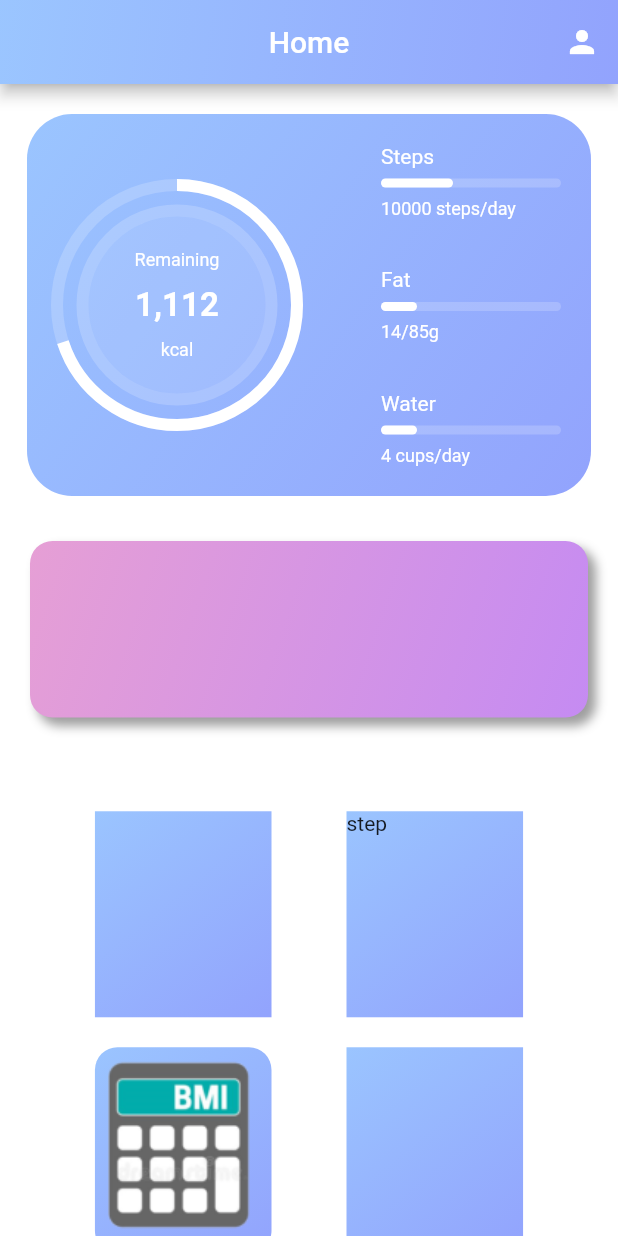
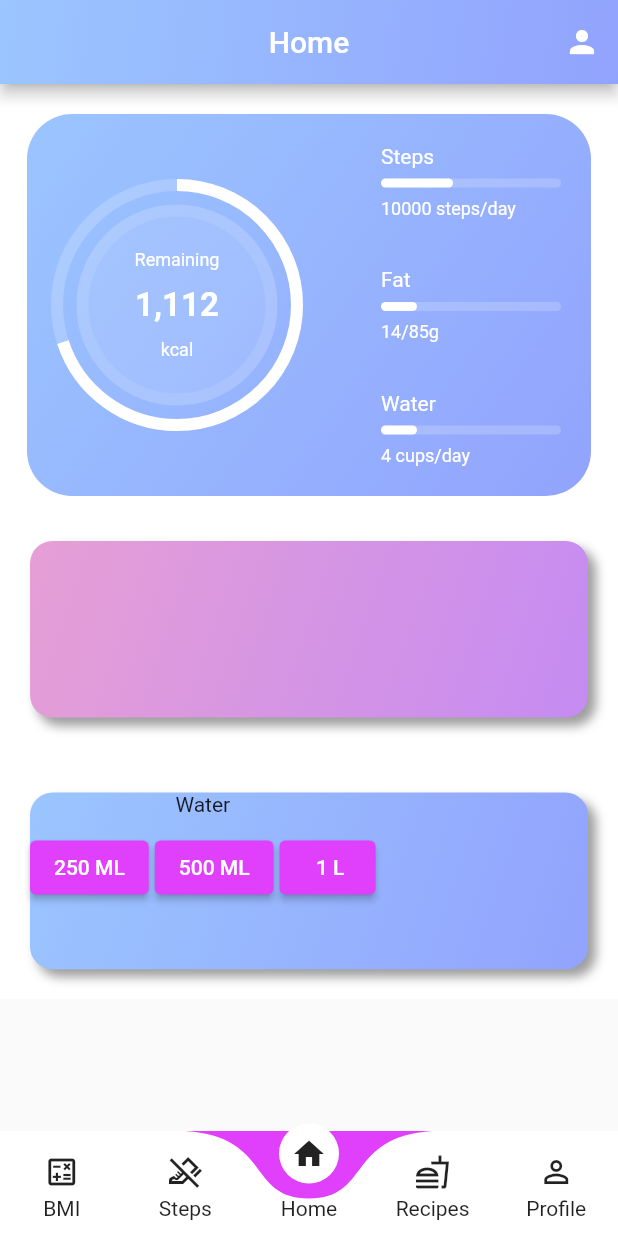
Before and after one commit to batoolmoon/project_grad_2, a Flutter app: the DashBord screen opened directly, on a phone screen of 412 x 824 dp. Run offline on Flutter 3.47's test engine with Material 2 defaults, Android fonts, the phone set to English and light mode, and no system bars; drawn by our look-alikes of curved_labeled_navigation_bar, percent_indicator; our stand-ins replace cloud_firestore, firebase_auth, firebase_core, flutter_local_notifications, flutter_native_timezone, google_fonts and 6 more; missing offline and left inert: flutter_3d_choice_chip, pretty_gauge, tflite; accounts and stored records are empty.

Commit message:
new dashbord

```diff
--- a/lib/BMI/bmiscreen.dart
+++ b/lib/BMI/bmiscreen.dart
@@ -4,6 +4,7 @@ import 'package:flutter/cupertino.dart';
 import 'package:flutter/material.dart';
 import 'package:page_transition/page_transition.dart';
 import 'package:swipeable_button_view/swipeable_button_view.dart';
+import '../home/BottomNavBar.dart';
 import 'age_weight_weight.dart';
 import 'gender_widget.dart';
 import 'height_widget.dart';
@@ -26,7 +27,8 @@ class _bmiscreenState extends State<bmiscreen> {
   @override
   Widget build(BuildContext context) {
     return Scaffold(
-      appBar: AppBar(
+        bottomNavigationBar: BottomNavBar(),
+        appBar: AppBar(
         centerTitle: true,
         flexibleSpace:Container(
           decoration: const BoxDecoration(
--- a/lib/food_recipes/foodRecipes.dart
+++ b/lib/food_recipes/foodRecipes.dart
@@ -2,6 +2,7 @@ import 'dart:convert';
 import 'package:flutter/material.dart';
 import 'package:http/http.dart' as http;
 import 'package:url_launcher/url_launcher.dart';
+import '../home/BottomNavBar.dart';
 import 'api_model.dart';
 
 
@@ -47,6 +48,7 @@ class _foodState extends State<food> {
   @override
   Widget build(BuildContext context) {
     return Scaffold(
+      bottomNavigationBar: BottomNavBar(),
       appBar: AppBar(
         elevation: 0,
         centerTitle: true,
--- /dev/null
+++ b/lib/home/BottomNavBar.dart
@@ -0,0 +1,69 @@
+import 'package:Fitnesscore/BMI/bmiscreen.dart';
+import 'package:Fitnesscore/steps_counter/steps.dart';
+import 'package:curved_labeled_navigation_bar/curved_navigation_bar.dart';
+import 'package:curved_labeled_navigation_bar/curved_navigation_bar_item.dart';
+import 'package:flutter/material.dart';
+
+import '../food_recipes/foodRecipes.dart';
+import '../user_profile/userprofile.dart';
+import 'dash_bord.dart';
+
+class BottomNavBar extends StatefulWidget {
+  @override
+  _BottomNavBarState createState() => _BottomNavBarState();
+}
+
+class _BottomNavBarState extends State<BottomNavBar> {
+  int page =0;
+  GlobalKey<CurvedNavigationBarState> _bottomNavigationKey = GlobalKey();
+  @override
+  Widget build(BuildContext context) {
+    return  CurvedNavigationBar(
+        index: 2,
+        key:_bottomNavigationKey ,
+        items: const [
+          CurvedNavigationBarItem(
+            child: Icon(Icons.calculate_outlined),
+            label: 'BMI',
+          ),
+          CurvedNavigationBarItem(
+            child: Icon(Icons.do_not_step_outlined),
+            label: 'Steps',
+          ),
+          CurvedNavigationBarItem(
+            child: Icon(Icons.home),
+            label: 'Home',
+          ),
+          CurvedNavigationBarItem(
+            child: Icon(Icons.fastfood_outlined),
+            label: 'Recipes',
+          ),
+          CurvedNavigationBarItem(
+            child: Icon(Icons.perm_identity),
+            label: 'Profile',
+          ),
+        ],
+        color: Colors.white,
+        buttonBackgroundColor: Colors.white,
+        backgroundColor: Colors.purpleAccent,
+        animationCurve: Curves.easeInOut,
+        animationDuration: Duration(milliseconds: 600),
+        onTap: (index) {
+          setState(() {
+            page = index;
+          });
+          switch (index) {
+            case 0: Navigator.push(context, MaterialPageRoute(builder: (context)=>bmiscreen())) ; index=0 ;break;
+            case 1: Navigator.push(context, MaterialPageRoute(builder: (context)=>Steps()));break;
+            case 2: Navigator.push(context, MaterialPageRoute(builder: (context)=>DashBord()));break;
+            case 3: Navigator.push(context, MaterialPageRoute(builder: (context)=>food()));break;
+            case 4: Navigator.push(context, MaterialPageRoute(builder: (context)=>UserProfile()));break;
+
+          }
+
+        },
+        letIndexChange: (index) => true,
+      );
+
+  }
+}
--- a/lib/home/dash_bord.dart
+++ b/lib/home/dash_bord.dart
@@ -4,10 +4,8 @@ import 'package:flutter/material.dart';
 import 'package:Fitnesscore/BMI/bmiscreen.dart';
 import 'package:Fitnesscore/steps_counter/steps.dart';
 import 'package:Fitnesscore/user_profile/userprofile.dart';
-import 'package:pedometer/pedometer.dart';
-import 'package:percent_indicator/circular_percent_indicator.dart';
 import 'package:shared_preferences/shared_preferences.dart';
-
+import 'BottomNavBar.dart';
 import 'card.dart';
 import '../meals_ML/TfliteModel.dart';
 
@@ -20,6 +18,7 @@ class DashBord extends StatefulWidget {
 
 class _DashBordState extends State<DashBord> {
   String steps ="0.0";
+  double waterValue=0;
   @override
 
   void initState(){
@@ -90,6 +89,59 @@ class _DashBordState extends State<DashBord> {
                 ),
                 SizedBox(height: 10,),
                 Container(
+                  margin: EdgeInsets.all(20),
+                  width: double.infinity,
+                  height: MediaQuery.of(context).size.height/7,
+                  decoration: BoxDecoration(
+                      gradient: LinearGradient (
+                        begin: Alignment(1, 1),
+                        end: Alignment(-1.479, -1.615),
+                        colors: <Color>[Color(0xff92a3fd), Color(0xff9dceff)],
+                        stops: <double>[0, 1],
+                      ),
+
+                      borderRadius: BorderRadius.circular(15),
+                      boxShadow: [
+                        BoxShadow(
+                            color: Colors.grey,
+                            offset: Offset(5.0,5.0),
+                            blurRadius: 5
+                        )
+                      ]
+                  ),
+               child: Row(
+                 children: [
+                 /*  //Image.network("https://m.media-amazon.com/images/I/61UhsQE5xOL.png",
+                   width: 100,
+                   height: 120,),*/
+                 Column(
+                   children: [
+                     Text("Water"),
+                     SizedBox(height: 10,),
+                     Row(
+                       mainAxisAlignment: MainAxisAlignment.spaceBetween,
+                       children: [
+                       ElevatedButton(onPressed: (){waterValue=0.25;}, child: Text("250 ML"),
+                         style:ElevatedButton.styleFrom(
+                           backgroundColor: Colors.purpleAccent
+                         ) ,),
+                      SizedBox(width: 4,),
+                       ElevatedButton(onPressed: (){waterValue=0.5;}, child: Text("500 ML"),
+                         style:ElevatedButton.styleFrom(
+                             backgroundColor: Colors.purpleAccent
+                         ) ,),
+                         SizedBox(width: 4,),
+                         ElevatedButton(onPressed: (){waterValue=0.9;}, child: Text(" 1 L"),
+                           style:ElevatedButton.styleFrom(
+                               backgroundColor: Colors.purpleAccent
+                           ) ,)
+                     ],)
+                   ],
+                 )
+                 ],
+               ),
+                ),
+               /* Container(
                   margin: EdgeInsets.all(20),
                   width: double.infinity,
                   height: MediaQuery.of(context).size.height/2.5,
@@ -179,12 +231,13 @@ class _DashBordState extends State<DashBord> {
                       )
                     ],
                   ),
-                ),
+                ),*/
               ],
             ),
           ),
         ),
       ),
+      bottomNavigationBar: BottomNavBar(),
     );
   }
 }
--- a/lib/steps_counter/steps.dart
+++ b/lib/steps_counter/steps.dart
@@ -3,6 +3,8 @@ import 'dart:async';
 import 'package:pedometer/pedometer.dart';
 import 'package:percent_indicator/circular_percent_indicator.dart';
 import 'package:shared_preferences/shared_preferences.dart';
+
+import '../home/BottomNavBar.dart';
 
 String formatDate(DateTime d) {
   return d.toString().substring(0, 19);
@@ -98,6 +100,7 @@ class _StepsState extends State<Steps> {
   Widget build(BuildContext context) {
     return MaterialApp(
       home: Scaffold(
+        bottomNavigationBar: BottomNavBar(),
         appBar: AppBar(
           title: Text("Steps And Body Fit"),
           leading: IconButton(onPressed: () { Navigator.pop(context); },
--- a/lib/user_profile/userprofile.dart
+++ b/lib/user_profile/userprofile.dart
@@ -8,6 +8,7 @@ import 'package:flutter_native_timezone/flutter_native_timezone.dart';
 import 'package:timezone/timezone.dart' as tz;
 import 'package:timezone/data/latest.dart' as tz;
 
+import '../home/BottomNavBar.dart';
 import 'notification_service.dart';
 
 class UserProfile extends StatefulWidget {
@@ -28,6 +29,7 @@ class _UserProfileState extends State<UserProfile> {
     double width=MediaQuery.of(context).size.width;
     double height=MediaQuery.of(context).size.height;
     return Scaffold(
+      bottomNavigationBar: BottomNavBar(),
       appBar: AppBar(
         centerTitle: true,
         title: Text("User Profile" , style: TextStyle(color: Colors.white),),
@@ -50,11 +52,12 @@ class _UserProfileState extends State<UserProfile> {
       ),
       body: SafeArea(
         child:Container(
+          child: SingleChildScrollView(
             child: Column (
               children: [
-              Center(
+             /*   Center(
                   child: Container(
-                  margin: EdgeInsets.only(top: 20),
+                    margin: EdgeInsets.only(top: 20 , bottom: 20),
                     width: 110,
                     height: 110,
                     decoration: BoxDecoration(
@@ -66,10 +69,10 @@ class _UserProfileState extends State<UserProfile> {
                         )
                     ),
                   ),
-              ),
+                ),*/
                 Container(
                   width: width/1.1,
-                height: height/1.5,
+                  height: height/1.4,
                   decoration: BoxDecoration(
                     borderRadius: BorderRadius.circular(20),
                     gradient: LinearGradient (
@@ -322,6 +325,7 @@ class _UserProfileState extends State<UserProfile> {
             ),
           ),
         ),
+      ),
     );
   }
 }
--- a/pubspec.yaml
+++ b/pubspec.yaml
@@ -33,6 +33,7 @@ dependencies:
   #lama
   http: ^0.13.3
   url_launcher: ^6.1.11
+  curved_labeled_navigation_bar: ^2.0.2
 
 
 
```
Also changed, not shown: pubspec.lock. Lines whose indentation alone changed are shown as unchanged.
